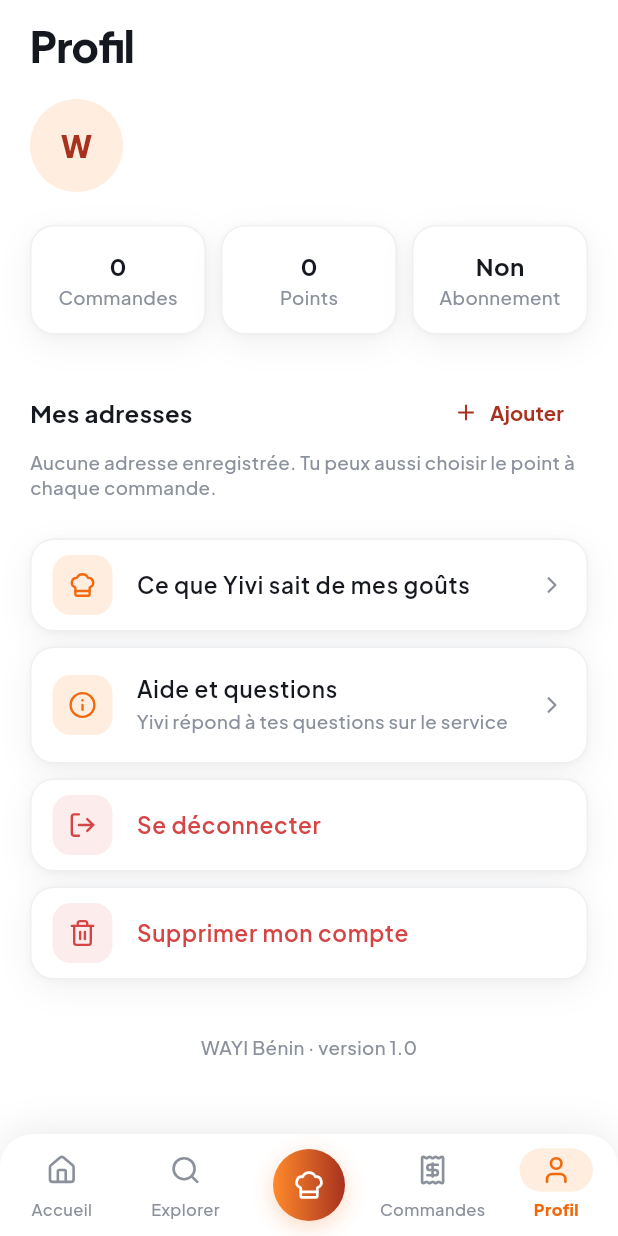
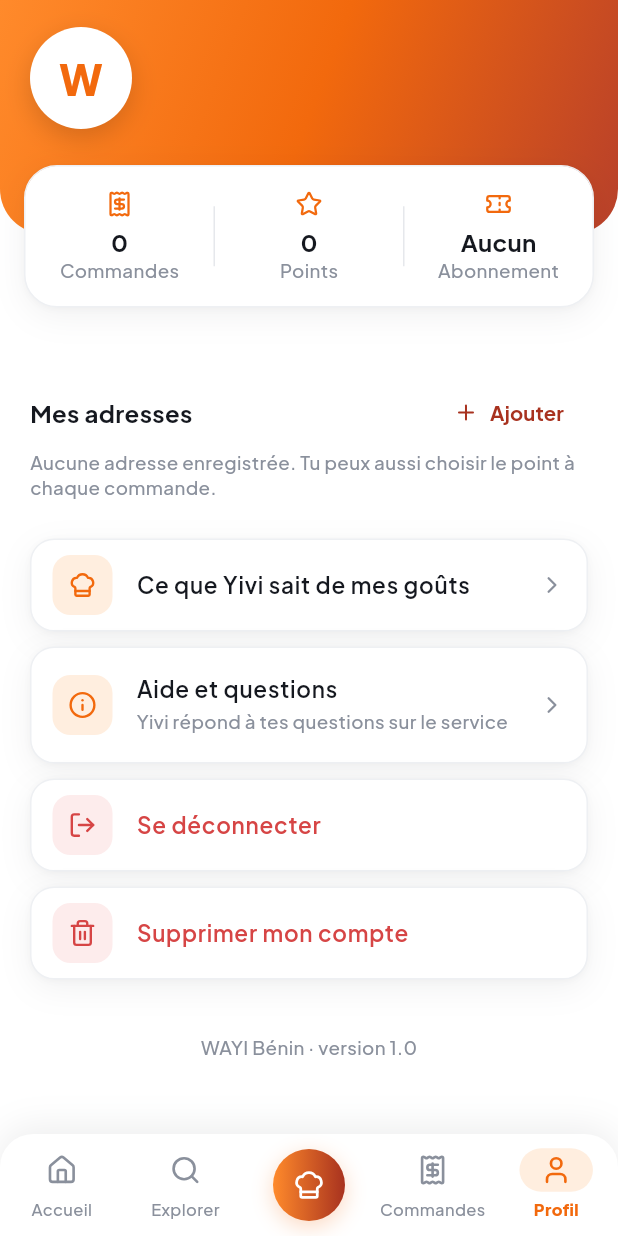
Before and after one commit to Aubed-a11/wayi-app, a Flutter app: the ClientShell screen opened directly, item 2 of the bottom bar chosen, after a tap on "Commandes", after a tap on "Profil", on a phone screen of 412 x 824 dp. Run offline on Flutter 3.47's test engine with Material 3 defaults, Android fonts, the phone set to English and light mode, and no system bars; our stand-ins replace cached_network_image, flutter_local_notifications, flutter_map, geolocator, google_fonts, image_picker and 4 more; accounts and stored records are empty; network calls fail.

Commit message:
Appli : pages Yivi et profil redessinees
Co-Authored-By: Claude Opus 5.5 <noreply@anthropic.com>
Claude-Session: https://claude.ai/code/session_01N563ngubQmDqaLwZbKoGBB

```diff
--- a/mobile/lib/features/client/profile_screen.dart
+++ b/mobile/lib/features/client/profile_screen.dart
@@ -19,35 +19,68 @@ class ProfileScreen extends StatelessWidget {
     final s = context.watch<Session>();
     final u = s.user ?? const {};
     final addresses = (u['addresses'] as List? ?? []).whereType<Map>().toList();
-    return SafeArea(
-      bottom: false,
-      child: RefreshIndicator(
+    final top = MediaQuery.of(context).padding.top;
+    final orders = asNum(u['ordersCount']).toInt();
+    return RefreshIndicator(
         color: C.brand,
         onRefresh: () => s.refreshUser(),
-        child: ListView(padding: const EdgeInsets.fromLTRB(20, 14, 20, 110), children: [
-          Text('Profil', style: h1()),
-          const SizedBox(height: 20),
-          Row(children: [
+        child: ListView(padding: const EdgeInsets.only(bottom: 110), children: [
+          // En-tete degrade : avatar, nom, e-mail
           Container(
-              width: 62, height: 62, alignment: Alignment.center,
-              decoration: const BoxDecoration(color: C.brandSoft, shape: BoxShape.circle),
-              child: Text(s.name.isNotEmpty ? s.name[0].toUpperCase() : 'W', style: h2(C.brandDark)),
+            padding: EdgeInsets.fromLTRB(20, top + 18, 20, 70),
+            decoration: const BoxDecoration(gradient: brandGradient, borderRadius: BorderRadius.vertical(bottom: Radius.circular(30))),
+            child: Row(children: [
+              Container(
+                width: 68, height: 68, alignment: Alignment.center,
+                decoration: BoxDecoration(color: Colors.white, shape: BoxShape.circle, boxShadow: [BoxShadow(color: Colors.black.withValues(alpha: 0.15), blurRadius: 14, offset: const Offset(0, 6))]),
+                child: Text(s.name.isNotEmpty ? s.name[0].toUpperCase() : 'W', style: h1(C.brand)),
               ),
               const SizedBox(width: 16),
               Expanded(child: Column(crossAxisAlignment: CrossAxisAlignment.start, children: [
-              Text(s.name, style: h2()),
-              Text(asStr(u['email']), style: small()),
+                Text(s.name, style: h2(Colors.white), maxLines: 1, overflow: TextOverflow.ellipsis),
+                const SizedBox(height: 2),
+                Text(asStr(u['email']), style: font(size: 13, weight: FontWeight.w500, color: Colors.white.withValues(alpha: 0.88)), maxLines: 1, overflow: TextOverflow.ellipsis),
+                if (asStr(u['phone']).isNotEmpty) Text(asStr(u['phone']), style: font(size: 13, weight: FontWeight.w500, color: Colors.white.withValues(alpha: 0.88))),
               ])),
             ]),
-          const SizedBox(height: 22),
-          Row(children: [
-            _Stat(value: '${asNum(u['ordersCount']).toInt()}', label: 'Commandes'),
+          ),
+          // Chiffres dans une carte qui chevauche l'en-tete
+          Transform.translate(
+            offset: const Offset(0, -46),
+            child: Padding(
+              padding: const EdgeInsets.symmetric(horizontal: 16),
+              child: Container(
+                padding: const EdgeInsets.symmetric(vertical: 16),
+                decoration: cardBox(radius: 22),
+                child: Row(children: [
+                  _Stat(value: '$orders', label: 'Commandes', icon: Ic.receipt),
+                  Container(width: 1, height: 40, color: C.line),
+                  _Stat(value: '${asNum(u['loyaltyPoints']).toInt()}', label: 'Points', icon: Ic.star),
+                  Container(width: 1, height: 40, color: C.line),
+                  _Stat(value: u['subscription'] != null ? 'Actif' : 'Aucun', label: 'Abonnement', icon: Ic.ticket),
+                ]),
+              ),
+            ),
+          ),
+          if (u['promo'] != null && orders == 0)
+            Transform.translate(
+              offset: const Offset(0, -30),
+              child: Padding(
+                padding: const EdgeInsets.symmetric(horizontal: 16),
+                child: Container(
+                  padding: const EdgeInsets.all(14),
+                  decoration: BoxDecoration(color: C.successSoft, borderRadius: BorderRadius.circular(18)),
+                  child: Row(children: [
+                    const Icon(Ic.ticket, color: C.success, size: 20),
                     const SizedBox(width: 10),
-            _Stat(value: '${asNum(u['loyaltyPoints']).toInt()}', label: 'Points'),
-            const SizedBox(width: 10),
-            _Stat(value: u['subscription'] != null ? 'Actif' : 'Non', label: 'Abonnement'),
+                    Expanded(child: Text('Code ${asStr((u['promo'] as Map)['code'])} : -${asNum((u['promo'] as Map)['percent']).toInt()} % sur ta première commande.', style: font(size: 13.5, weight: FontWeight.w700, color: C.success))),
                   ]),
-          const SizedBox(height: 28),
+                ),
+              ),
+            ),
+          Padding(
+            padding: const EdgeInsets.fromLTRB(20, 0, 20, 0),
+            child: Column(crossAxisAlignment: CrossAxisAlignment.stretch, children: [
           Row(children: [
             Expanded(child: Text('Mes adresses', style: h3())),
             TextButton.icon(
@@ -93,11 +126,10 @@ class ProfileScreen extends StatelessWidget {
           _Tile(icon: Ic.logout, title: 'Se déconnecter', danger: true, onTap: () => s.logout()),
           _Tile(icon: Ic.trash, title: 'Supprimer mon compte', danger: true, onTap: () => Navigator.of(context).push(MaterialPageRoute(builder: (_) => const DeleteAccountScreen()))),
           const SizedBox(height: 26),
-          Center(child: Column(children: [
-            Text('WAYI Bénin · version 1.0', style: small()),
-          ])),
+          Center(child: Text('WAYI Bénin · version 1.0', style: small())),
             ]),
           ),
+        ]),
     );
   }
 
@@ -149,14 +181,16 @@ class ProfileScreen extends StatelessWidget {
 
 class _Stat extends StatelessWidget {
   final String value, label;
-  const _Stat({required this.value, required this.label});
+  final IconData icon;
+  const _Stat({required this.value, required this.label, required this.icon});
   @override
   Widget build(BuildContext context) => Expanded(
-        child: Container(
-          padding: const EdgeInsets.symmetric(vertical: 16),
-          decoration: cardBox(radius: R.md),
-          child: Column(children: [Text(value, style: h3()), const SizedBox(height: 2), Text(label, style: small())]),
-        ),
+        child: Column(children: [
+          Icon(icon, size: 18, color: C.brand),
+          const SizedBox(height: 6),
+          Text(value, style: h3()),
+          Text(label, style: small()),
+        ]),
       );
 }
 
--- a/mobile/lib/features/client/yivi_screen.dart
+++ b/mobile/lib/features/client/yivi_screen.dart
@@ -35,6 +35,8 @@ class _YiviScreenState extends State<YiviScreen> {
   bool _thinking = false;
 
   static const _suggestions = ['Un plat local pas trop épicé', 'Quelque chose de léger', 'Moins de 2 000 FCFA', 'Où en est ma commande ?'];
+  static const _suggestIcons = [Ic.soup, Ic.leaf, Ic.wallet, Ic.receipt];
+  static const _suggestColors = [(Color(0xFFF2690D), Color(0xFFFFEEDF)), (Color(0xFF1E9E5A), Color(0xFFE6F6EE)), (Color(0xFF2F7BE5), Color(0xFFE8F1FD)), (Color(0xFF8B4FD8), Color(0xFFF3ECFC))];
 
   @override
   void dispose() {
@@ -80,43 +82,81 @@ class _YiviScreenState extends State<YiviScreen> {
   @override
   Widget build(BuildContext context) {
     final first = context.watch<Session>().firstName;
-    return SafeArea(
-      bottom: false,
-      child: Column(children: [
-        Padding(
-          padding: const EdgeInsets.fromLTRB(20, 14, 12, 8),
+    final top = MediaQuery.of(context).padding.top;
+    return Column(children: [
+      // En-tete degrade : avatar de Yivi, statut
+      Container(
+        padding: EdgeInsets.fromLTRB(18, top + 12, 10, 18),
+        decoration: const BoxDecoration(gradient: brandGradient, borderRadius: BorderRadius.vertical(bottom: Radius.circular(26))),
         child: Row(children: [
           Container(
-              width: 44, height: 44,
-              decoration: const BoxDecoration(shape: BoxShape.circle, gradient: LinearGradient(colors: [Color(0xFFE6A47C), C.brand, C.brandDark], begin: Alignment.topLeft, end: Alignment.bottomRight)),
-              child: const Icon(Ic.yivi, color: Colors.white, size: 20),
+            width: 48, height: 48,
+            decoration: BoxDecoration(color: Colors.white, shape: BoxShape.circle, boxShadow: [BoxShadow(color: Colors.black.withValues(alpha: 0.12), blurRadius: 10, offset: const Offset(0, 4))]),
+            child: const Icon(Ic.yivi, color: C.brand, size: 24),
           ),
           const SizedBox(width: 12),
           Expanded(child: Column(crossAxisAlignment: CrossAxisAlignment.start, children: [
-              Text('Yivi', style: h3()),
-              Text(_thinking ? 'réfléchit...' : 'Ton assistante WAYI', style: small()),
+            Text('Yivi', style: h3(Colors.white)),
+            const SizedBox(height: 2),
+            Row(children: [
+              Container(width: 8, height: 8, decoration: const BoxDecoration(color: Color(0xFF7CF5B0), shape: BoxShape.circle)),
+              const SizedBox(width: 6),
+              Text(_thinking ? 'écrit...' : 'Ton assistante WAYI, en ligne', style: font(size: 12.5, weight: FontWeight.w600, color: Colors.white.withValues(alpha: 0.9))),
+            ]),
           ])),
-            if (_msgs.isNotEmpty) IconButton(icon: const Icon(Ic.refresh, size: 20, color: C.muted), onPressed: () => setState(_msgs.clear)),
+          if (_msgs.isNotEmpty)
+            Material(
+              color: Colors.white.withValues(alpha: 0.2),
+              borderRadius: BorderRadius.circular(999),
+              child: InkWell(
+                borderRadius: BorderRadius.circular(999),
+                onTap: () => setState(_msgs.clear),
+                child: Padding(
+                  padding: const EdgeInsets.symmetric(horizontal: 12, vertical: 8),
+                  child: Text('Nouvelle discussion', style: font(size: 12.5, weight: FontWeight.w700, color: Colors.white)),
+                ),
+              ),
+            ),
         ]),
       ),
-        const Divider(),
       Expanded(
         child: _msgs.isEmpty
-              ? ListView(padding: const EdgeInsets.all(24), children: [
-                  const SizedBox(height: 30),
-                  Text('Salut${first.isNotEmpty ? ' $first' : ''} !', style: h1()),
-                  const SizedBox(height: 8),
-                  Text("Dis-moi ce qui te ferait plaisir, ton budget, ce que tu n'aimes pas. Je m'occupe du reste, jusqu'à la livraison.", style: body(C.muted)),
-                  const SizedBox(height: 26),
-                  Wrap(spacing: 8, runSpacing: 10, children: [
-                    for (final s in _suggestions)
-                      ActionChip(
-                        label: Text(s, style: font(size: 13.5, weight: FontWeight.w600)),
-                        backgroundColor: C.card, side: const BorderSide(color: C.line),
-                        shape: RoundedRectangleBorder(borderRadius: BorderRadius.circular(999)),
-                        onPressed: () => _send(s),
+            ? ListView(padding: const EdgeInsets.fromLTRB(18, 22, 18, 24), children: [
+                Container(
+                  padding: const EdgeInsets.all(18),
+                  decoration: cardBox(radius: 22),
+                  child: Column(crossAxisAlignment: CrossAxisAlignment.start, children: [
+                    Text('Salut${first.isNotEmpty ? ' $first' : ''} !', style: h2()),
+                    const SizedBox(height: 6),
+                    Text("Dis-moi ce qui te ferait plaisir, ton budget, ce que tu n'aimes pas. Je te propose les bons plats et je m'occupe de la commande, jusqu'à la livraison.", style: body(C.muted)),
+                  ]),
                 ),
+                const SizedBox(height: 20),
+                Padding(padding: const EdgeInsets.only(left: 4, bottom: 10), child: Text('Essaie par exemple', style: font(size: 15, weight: FontWeight.w800))),
+                GridView.count(
+                  crossAxisCount: 2,
+                  shrinkWrap: true,
+                  physics: const NeverScrollableScrollPhysics(),
+                  mainAxisSpacing: 12, crossAxisSpacing: 12,
+                  childAspectRatio: 1.45,
+                  children: [
+                    for (var k = 0; k < _suggestions.length; k++)
+                      CardBox(
+                        radius: 20,
+                        padding: const EdgeInsets.all(14),
+                        onTap: () => _send(_suggestions[k]),
+                        child: Column(crossAxisAlignment: CrossAxisAlignment.start, children: [
+                          Container(
+                            width: 38, height: 38,
+                            decoration: BoxDecoration(color: _suggestColors[k].$2, borderRadius: BorderRadius.circular(12)),
+                            child: Icon(_suggestIcons[k], size: 19, color: _suggestColors[k].$1),
+                          ),
+                          const Spacer(),
+                          Text(_suggestions[k], maxLines: 2, overflow: TextOverflow.ellipsis, style: font(size: 13.5, weight: FontWeight.w700, height: 1.25)),
                         ]),
+                      ),
+                  ],
+                ),
               ])
             : ListView.builder(
                 controller: _scroll,
@@ -126,8 +166,8 @@ class _YiviScreenState extends State<YiviScreen> {
               ),
       ),
       Container(
-          padding: EdgeInsets.fromLTRB(16, 10, 16, 12),
-          decoration: const BoxDecoration(color: Colors.white, border: Border(top: BorderSide(color: C.line))),
+        padding: const EdgeInsets.fromLTRB(14, 10, 14, 12),
+        decoration: const BoxDecoration(color: Colors.white, boxShadow: [BoxShadow(color: Color(0x1015181F), blurRadius: 16, offset: Offset(0, -4))]),
         child: Row(children: [
           Expanded(
             child: TextField(
@@ -139,18 +179,25 @@ class _YiviScreenState extends State<YiviScreen> {
               decoration: InputDecoration(
                 hintText: 'Écris à Yivi...',
                 hintStyle: font(size: 14.5, color: C.muted),
-                  filled: true, fillColor: C.bg,
+                filled: true, fillColor: C.surface,
                 contentPadding: const EdgeInsets.symmetric(horizontal: 18, vertical: 14),
                 border: OutlineInputBorder(borderRadius: BorderRadius.circular(24), borderSide: BorderSide.none),
               ),
             ),
           ),
           const SizedBox(width: 10),
-            RoundIcon(Ic.send, bg: C.brand, onTap: () => _send()),
+          Container(
+            width: 48, height: 48,
+            decoration: BoxDecoration(gradient: buttonGradient, shape: BoxShape.circle, boxShadow: [BoxShadow(color: C.brandDark.withValues(alpha: 0.3), blurRadius: 10, offset: const Offset(0, 4))]),
+            child: Material(
+              color: Colors.transparent,
+              shape: const CircleBorder(),
+              child: InkWell(customBorder: const CircleBorder(), onTap: () => _send(), child: const Icon(Ic.send, size: 20, color: Colors.white)),
+            ),
+          ),
         ]),
       ),
-      ]),
-    );
+    ]);
   }
 }
 
@@ -171,7 +218,8 @@ class _Bubble extends StatelessWidget {
         constraints: BoxConstraints(maxWidth: MediaQuery.of(context).size.width * 0.8),
         padding: const EdgeInsets.symmetric(horizontal: 16, vertical: 12),
         decoration: BoxDecoration(
-          color: msg.me ? C.brand : C.card,
+          color: msg.me ? null : C.card,
+          gradient: msg.me ? buttonGradient : null,
           borderRadius: BorderRadius.only(
             topLeft: const Radius.circular(20), topRight: const Radius.circular(20),
             bottomLeft: Radius.circular(msg.me ? 20 : 6), bottomRight: Radius.circular(msg.me ? 6 : 20),
```
Lines whose indentation alone changed are shown as unchanged.
